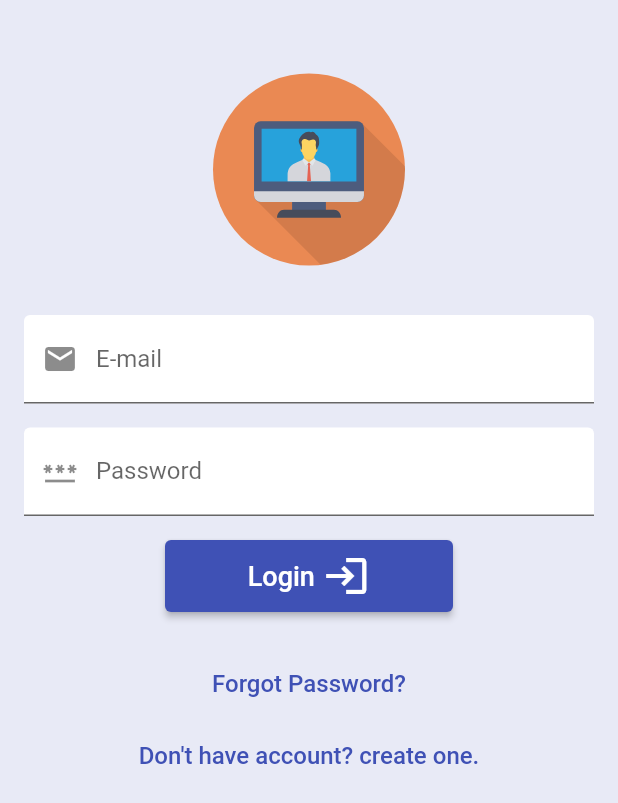
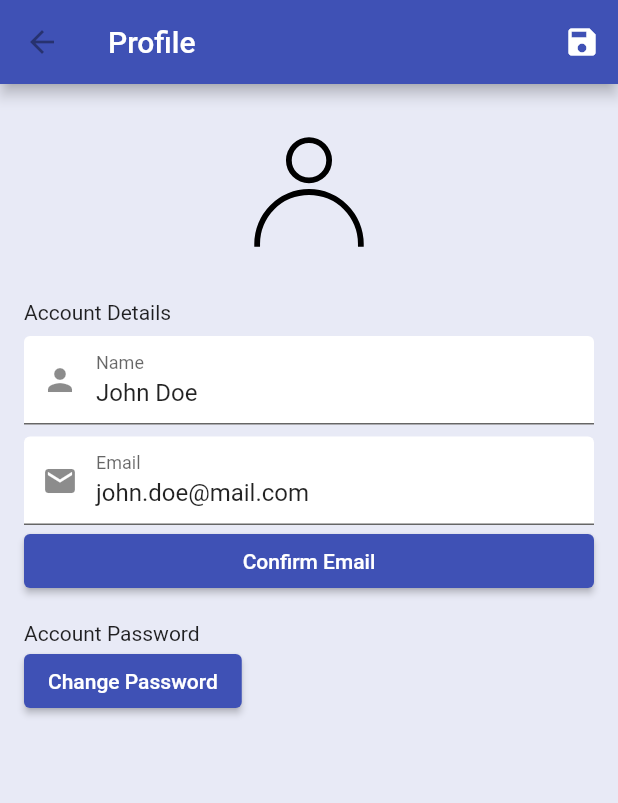
Before and after one commit to Digital-Queue/DigitalQueueAppOld, a Flutter app: the screen it shows after launch, after a tap on "Login", on a phone screen of 412 x 824 dp. Shown: the top 803 px of the screen. Run offline on Flutter 3.47's test engine with Material 2 defaults, Android fonts, the phone set to English and light mode, and no system bars; our stand-ins replace flutter_svg, get; statements that could not run were skipped.

Commit message:
feat(): add profile page
- add profile page
- add confirm email to profile page

```diff
--- a/lib/bindings/application_binding.dart
+++ b/lib/bindings/application_binding.dart
@@ -1,3 +1,4 @@
+import 'package:digital_queue/controllers/profile_controller.dart';
 import 'package:digital_queue/controllers/login_controller.dart';
 import 'package:digital_queue/controllers/recover_account_controller.dart';
 import 'package:digital_queue/controllers/register_controller.dart';
@@ -11,5 +12,6 @@ class ApplicationBindings extends Bindings {
     Get.put(RegisterController());
     Get.put(RecoverAccountController());
     Get.put(ResetPasswordController());
+    Get.put(ProfileController());
   }
 }
--- /dev/null
+++ b/lib/controllers/profile_controller.dart
@@ -0,0 +1,23 @@
+import 'package:get/get.dart';
+
+class ProfileController extends GetxController {
+  var name = "John Doe".obs;
+  var email = "john.doe@mail.com".obs;
+  var emailConfirmed = false.obs;
+  var confirmEmailCode = "".obs;
+
+  void changeEmail() {}
+
+  void confirmEmail() {
+    Get.toNamed("/confirm-email", parameters: {"sendCode": "true"});
+    emailConfirmed.value = true;
+  }
+
+  void changePassword() {
+    Get.toNamed("/reset-password", parameters: {"sendCode": "true"});
+  }
+
+  void save() {}
+
+  void exit() {}
+}
--- a/lib/main.dart
+++ b/lib/main.dart
@@ -1,4 +1,6 @@
 import 'package:digital_queue/bindings/application_binding.dart';
+import 'package:digital_queue/pages/confirm_email.dart';
+import 'package:digital_queue/pages/profile.dart';
 import 'package:digital_queue/pages/login.dart';
 import 'package:digital_queue/pages/recover_account.dart';
 import 'package:digital_queue/pages/register.dart';
@@ -47,7 +49,9 @@ class MyApp extends StatelessWidget {
         GetPage(name: "/register", page: () => const RegisterPage()),
         GetPage(
             name: "/recover-account", page: () => const RecoverAccountPage()),
-        GetPage(name: "/reset-password", page: () => const ResetPasswordPage())
+        GetPage(name: "/reset-password", page: () => const ResetPasswordPage()),
+        GetPage(name: "/profile", page: () => ProfilePage()),
+        GetPage(name: "/confirm-email", page: () => ConfirmEmailPage())
       ],
       initialBinding: ApplicationBindings(),
     );
--- a/lib/pages/login.dart
+++ b/lib/pages/login.dart
@@ -58,7 +58,7 @@ class LoginPage extends StatelessWidget {
                   width: 192,
                   height: 48,
                   child: ElevatedButton(
-                    onPressed: () {},
+                    onPressed: () => Get.offAllNamed("/profile"),
                     child: Row(
                       mainAxisSize: MainAxisSize.min,
                       children: const [
--- /dev/null
+++ b/lib/pages/profile.dart
@@ -0,0 +1,121 @@
+import 'package:digital_queue/controllers/profile_controller.dart';
+import 'package:flutter/material.dart';
+import 'package:flutter_svg/svg.dart';
+import 'package:get/get.dart';
+
+class ProfilePage extends StatelessWidget {
+  ProfilePage({Key? key}) : super(key: key);
+
+  final controller = Get.find<ProfileController>();
+
+  @override
+  Widget build(BuildContext context) {
+    return Scaffold(
+      appBar: AppBar(
+        title: const Text("Profile"),
+        leading: IconButton(
+            icon: const Icon(Icons.arrow_back), onPressed: controller.exit),
+        actions: [
+          IconButton(onPressed: controller.save, icon: const Icon(Icons.save))
+        ],
+      ),
+      body: SingleChildScrollView(
+        child: Padding(
+          padding: const EdgeInsets.all(16.0),
+          child: Column(
+            crossAxisAlignment: CrossAxisAlignment.start,
+            children: [
+              Container(
+                padding: const EdgeInsets.all(8),
+                child: Center(
+                    child: SvgPicture.asset(
+                  "assets/profile.svg",
+                  height: 96,
+                )),
+              ),
+              Container(
+                padding: const EdgeInsets.only(top: 16),
+                child: Column(
+                  crossAxisAlignment: CrossAxisAlignment.start,
+                  children: [
+                    const Text(
+                      "Account Details",
+                      style:
+                          TextStyle(fontSize: 14, fontWeight: FontWeight.w400),
+                    ),
+                    const SizedBox(
+                      height: 8,
+                    ),
+                    TextFormField(
+                      autocorrect: false,
+                      enableSuggestions: false,
+                      keyboardType: TextInputType.name,
+                      decoration: const InputDecoration(
+                          labelText: "Name",
+                          prefixIcon: Icon(Icons.person),
+                          fillColor: Colors.white,
+                          filled: true),
+                      initialValue: controller.name.value,
+                      onChanged: (String value) =>
+                          controller.name.value = value,
+                    ),
+                    const SizedBox(
+                      height: 8,
+                    ),
+                    TextFormField(
+                      autocorrect: false,
+                      enableSuggestions: false,
+                      keyboardType: TextInputType.emailAddress,
+                      decoration: const InputDecoration(
+                          labelText: "Email",
+                          prefixIcon: Icon(Icons.email),
+                          fillColor: Colors.white,
+                          filled: true),
+                      initialValue: controller.email.value,
+                      onChanged: (String value) =>
+                          controller.email.value = value,
+                    ),
+                    Container(
+                      child:
+                          GetBuilder<ProfileController>(builder: (controller) {
+                        if (!controller.emailConfirmed.value) {
+                          return Row(
+                            children: [
+                              Expanded(
+                                child: ElevatedButton(
+                                    onPressed: controller.confirmEmail,
+                                    child: const Text("Confirm Email")),
+                              ),
+                            ],
+                          );
+                        } else {
+                          return Row();
+                        }
+                      }),
+                    )
+                  ],
+                ),
+              ),
+              Container(
+                padding: const EdgeInsets.only(top: 16),
+                child: Column(
+                  crossAxisAlignment: CrossAxisAlignment.start,
+                  children: [
+                    const Text(
+                      "Account Password",
+                      style:
+                          TextStyle(fontSize: 14, fontWeight: FontWeight.w400),
+                    ),
+                    ElevatedButton(
+                        onPressed: controller.changePassword,
+                        child: const Text("Change Password"))
+                  ],
+                ),
+              )
+            ],
+          ),
+        ),
+      ),
+    );
+  }
+}
```
Also changed, not shown: lib/pages/confirm_email.dart (added, +69 -0 lines), assets/profile.svg (added).
